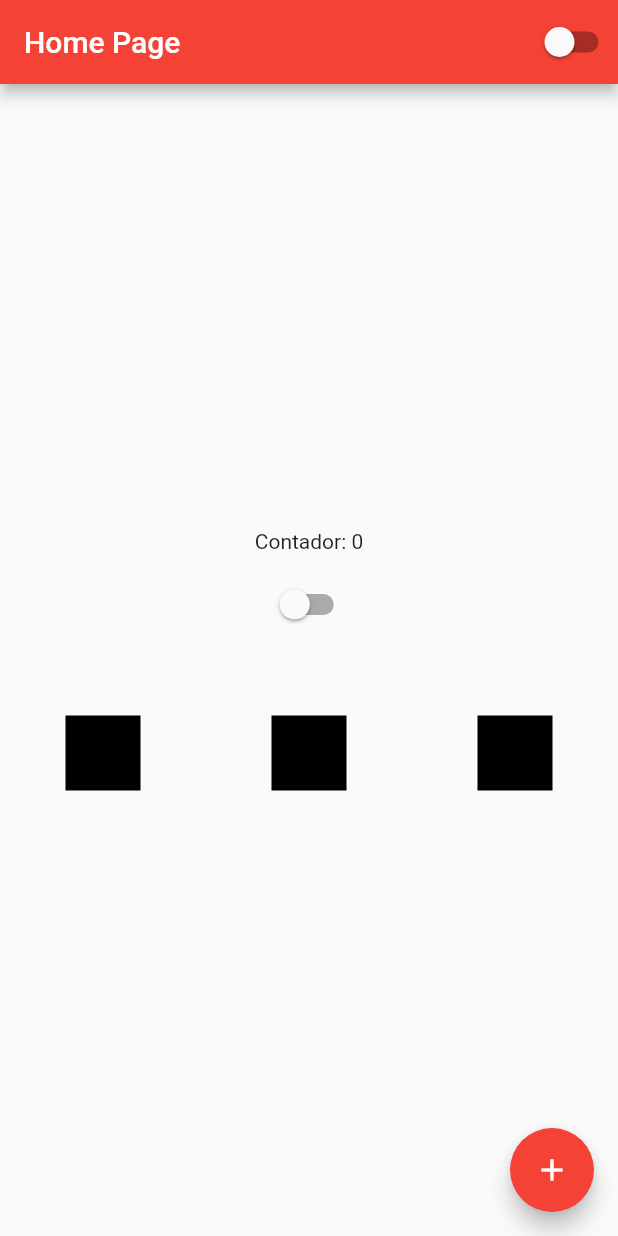
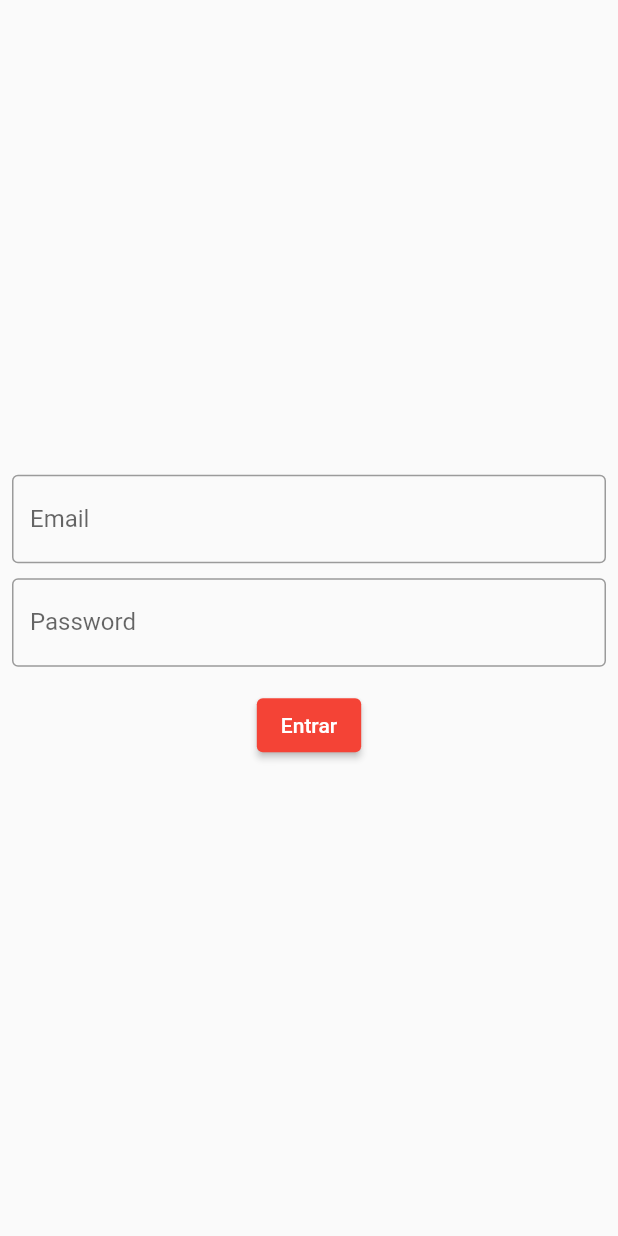
Before and after one commit to bragabriel/Flutter, a Flutter app: the screen it shows after launch, on a phone screen of 412 x 824 dp. Run offline on Flutter 3.47's test engine with Material 2 defaults, Android fonts, the phone set to English and light mode, and no system bars.

Commit message:
Text Field e Tela de Login

```diff
--- a/cursoflutter/lib/app_widget.dart
+++ b/cursoflutter/lib/app_widget.dart
@@ -1,5 +1,6 @@
 //StateLess = Estatico -> Não pode ser modificado
 import 'package:cursoflutter/app_controller.dart';
+import 'package:cursoflutter/login_page.dart';
 import 'package:flutter/cupertino.dart';
 import 'package:flutter/material.dart';
 
@@ -20,7 +21,7 @@ class AppWidget extends StatelessWidget {
             //Se for false, retorna o light
             brightness: AppController.instance.isDartTheme ? Brightness.dark : Brightness.light,
           ),
-          home: HomePage(),
+          home: LoginPage(),
         );
       },
     );
--- /dev/null
+++ b/cursoflutter/lib/login_page.dart
@@ -0,0 +1,71 @@
+import 'package:flutter/material.dart';
+import 'package:flutter/src/widgets/container.dart';
+import 'package:flutter/src/widgets/framework.dart';
+
+class LoginPage extends StatefulWidget {
+  const LoginPage({super.key});
+
+  @override
+  State<LoginPage> createState() => _LoginPageState();
+}
+
+class _LoginPageState extends State<LoginPage> {
+
+  String email = '';
+  String password = '';
+
+  @override
+  Widget build(BuildContext context) {
+    return Scaffold(
+      body: SingleChildScrollView(
+        child: SizedBox(
+          width: MediaQuery.of(context).size.width,
+          height: MediaQuery.of(context).size.height,
+          child: Padding(
+            padding: const EdgeInsets.all(8.0),
+            child: Column(
+              mainAxisAlignment: MainAxisAlignment.center,
+              children: [
+                TextField(
+                  onChanged: (text){
+                    email = text;
+                  },
+                  keyboardType: TextInputType.emailAddress,
+                  decoration: InputDecoration(
+                    labelText: 'Email',
+                    border:OutlineInputBorder()
+                  ),
+                ),
+                SizedBox(
+                  height: 10,
+                ),
+                TextField(
+                   onChanged: (text){
+                    password = text;
+                  },
+                  obscureText: true,
+                  decoration: InputDecoration(
+                    labelText: 'Password',
+                    border:OutlineInputBorder()
+                  ),
+                ),
+                 SizedBox(
+                  height: 15,
+                ),
+              ElevatedButton(
+                onPressed:() {
+                  if(email == 'teste@teste.com' && password == '123'){
+                    print('correto');
+                  }else{
+                    print('login inválido');
+                  }
+                },
+                child: Text('Entrar'),
+              )
+              ]),
+          ),
+        ),
+      ),
+    );
+  }
+}
```
